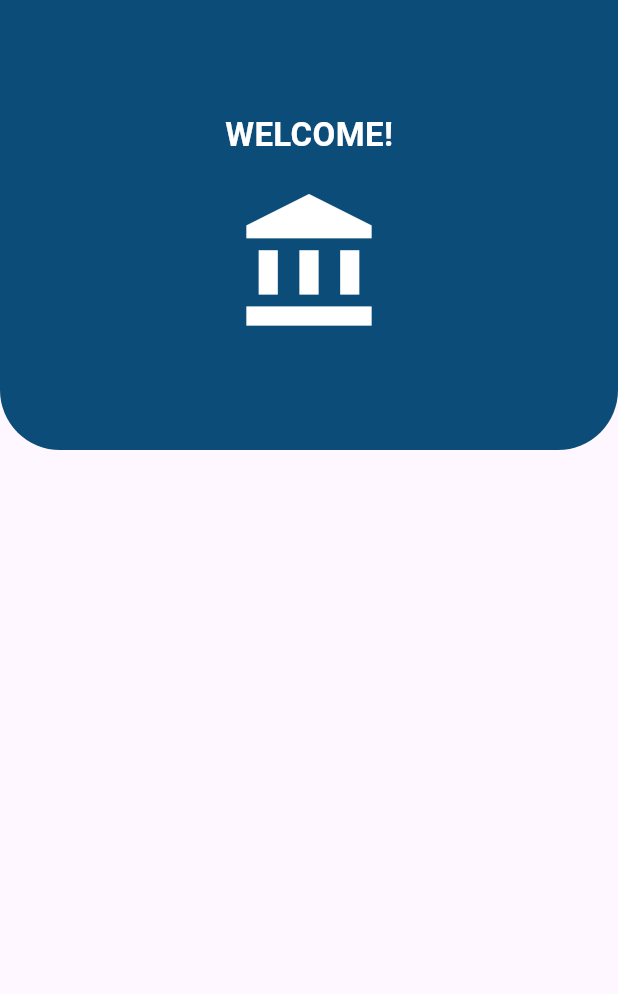
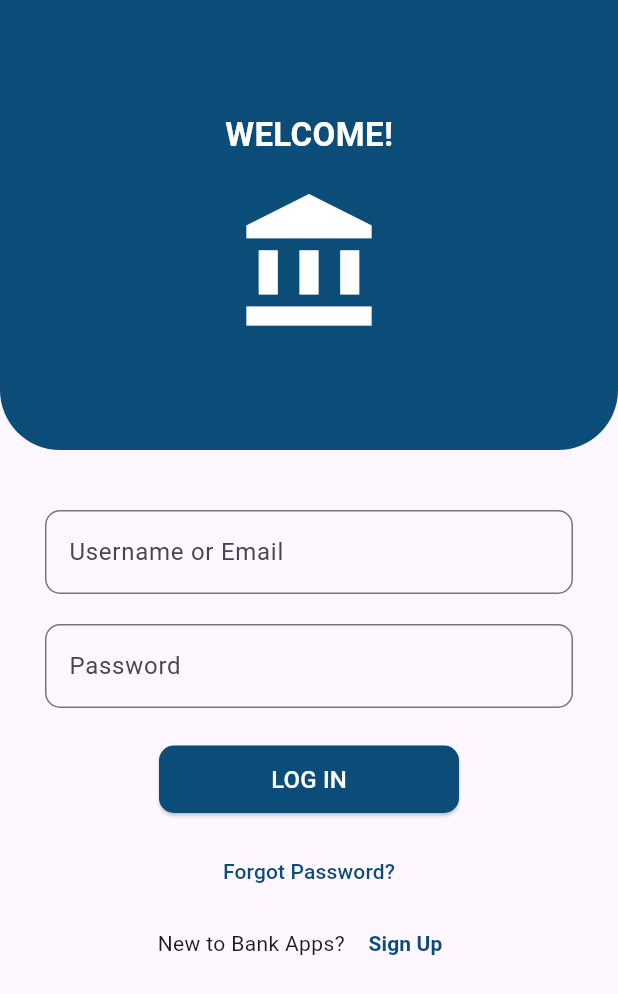
Before and after one commit to Uc54834/Bank_app, a Flutter app: the screen it shows after launch, on a phone screen of 412 x 824 dp. Shown: the top 994 px of the screen. Run offline on Flutter 3.47's test engine with Material 3 defaults, Android fonts, the phone set to English and light mode, and no system bars.

Commit message:
Add login form UI with input fields and actions

```diff
--- a/banck_app/lib/main.dart
+++ b/banck_app/lib/main.dart
@@ -47,13 +47,92 @@ class LoginPage extends StatelessWidget {
                     ),
                   ),
                   SizedBox(height: 20),
-                  Icon(
-                    Icons.account_balance,
-                    color: Colors.white,
-                    size: 100,
-                  ),
+                  Icon(Icons.account_balance, color: Colors.white, size: 100),
                 ],
               ),
+            ),
+            const SizedBox(height: 40),
+
+            // Username field
+            Padding(
+              padding: const EdgeInsets.symmetric(horizontal: 30),
+              child: TextField(
+                decoration: InputDecoration(
+                  hintText: 'Username or Email',
+                  border: OutlineInputBorder(
+                    borderRadius: BorderRadius.circular(10),
+                  ),
+                ),
+              ),
+            ),
+
+            const SizedBox(height: 20),
+
+            // Password field
+            Padding(
+              padding: const EdgeInsets.symmetric(horizontal: 30),
+              child: TextField(
+                obscureText: true,
+                decoration: InputDecoration(
+                  hintText: 'Password',
+                  border: OutlineInputBorder(
+                    borderRadius: BorderRadius.circular(10),
+                  ),
+                ),
+              ),
+            ),
+
+            const SizedBox(height: 25),
+
+            // Login button
+            SizedBox(
+              width: 200,
+              height: 45,
+              child: ElevatedButton(
+                style: ElevatedButton.styleFrom(
+                  backgroundColor: const Color(0xFF0B4D78),
+                  shape: RoundedRectangleBorder(
+                    borderRadius: BorderRadius.circular(10),
+                  ),
+                ),
+                onPressed: () {},
+                child: const Text(
+                  'LOG IN',
+                  style: TextStyle(
+                    fontSize: 16,
+                    color: Color.fromARGB(253, 255, 255, 255),
+                  ),
+                ),
+              ),
+            ),
+
+            const SizedBox(height: 15),
+
+            // Forgot password
+            TextButton(
+              onPressed: () {},
+              child: const Text(
+                'Forgot Password?',
+                style: TextStyle(color: Color(0xFF0B4D78)),
+              ),
+            ),
+
+            // Sign up
+            Row(
+              mainAxisAlignment: MainAxisAlignment.center,
+              children: [
+                const Text('New to Bank Apps? '),
+                TextButton(
+                  onPressed: () {},
+                  child: const Text(
+                    'Sign Up',
+                    style: TextStyle(
+                      color: Color(0xFF0B4D78),
+                      fontWeight: FontWeight.bold,
+                    ),
+                  ),
+                ),
+              ],
             ),
           ],
         ),
```
